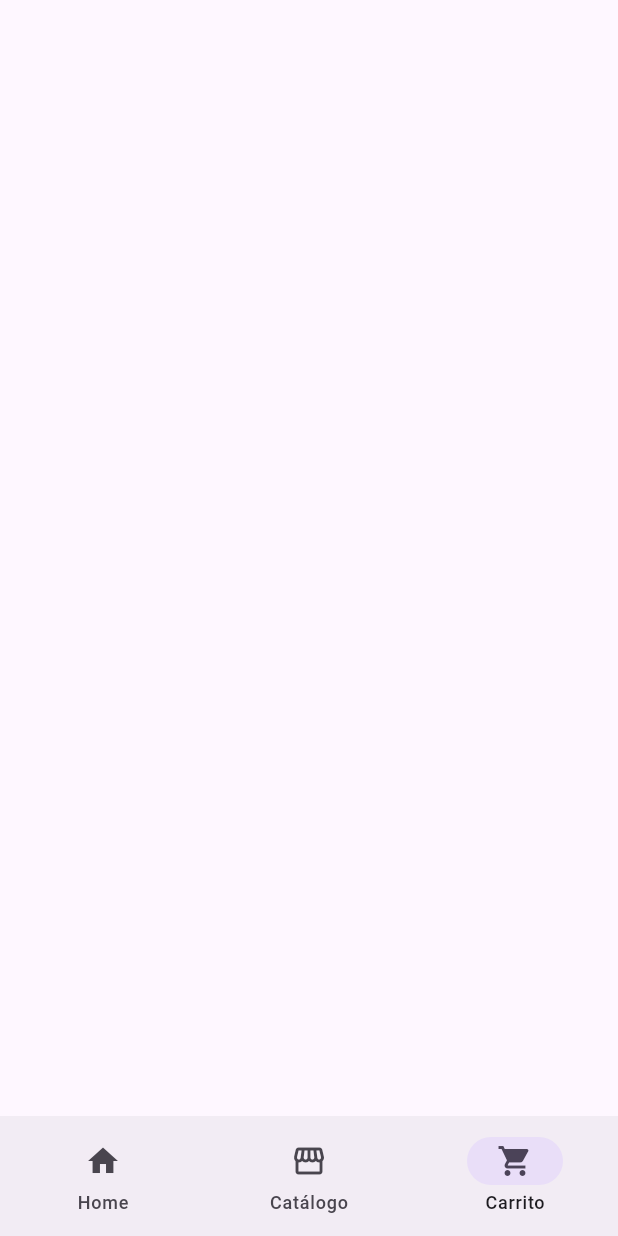
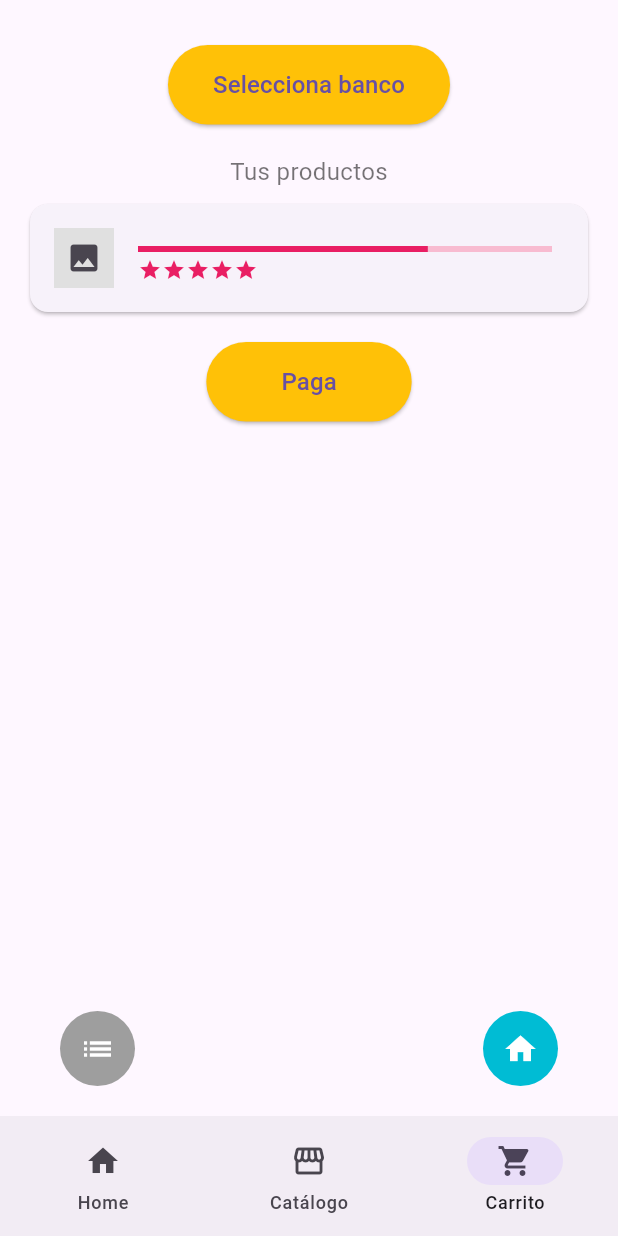
Before and after one commit to mateo1761/my_shop_prototype, a Flutter app: the screen it shows after launch, item 3 of the bottom bar chosen, on a phone screen of 412 x 824 dp. Run offline on Flutter 3.47's test engine with Material 3 defaults, Android fonts, the phone set to English and light mode, and no system bars.

Commit message:
:lipstick: feat: implement cart screen UI from Juan Camilo Galvis Fernandez

```diff
--- a/lib/views/cart_screen.dart
+++ b/lib/views/cart_screen.dart
@@ -1 +1,141 @@
-// TODO: Implementar
+import 'package:flutter/material.dart';
+import 'home_screen.dart';
+
+// void main() {
+//   runApp(const MyApp());
+// }
+
+class CartScreen extends StatelessWidget {
+  const CartScreen({super.key});
+
+  @override
+  Widget build(BuildContext context) {
+    return MaterialApp(
+      debugShowCheckedModeBanner: false,
+      initialRoute: '/pago',
+      routes: {
+        '/home': (context) => const HomeScreen(),
+
+        '/pago': (context) => const PagoPage(),
+      },
+    );
+  }
+}
+
+class PagoPage extends StatelessWidget {
+  const PagoPage({super.key});
+
+  @override
+  Widget build(BuildContext context) {
+    return Scaffold(
+      body: SafeArea(
+        child: Column(
+          children: [
+            const SizedBox(height: 30),
+
+            ElevatedButton(
+              onPressed: () {
+                showDialog(
+                  context: context,
+                  builder: (context) => AlertDialog(
+                    title: const Text('Selecciona tu banco'),
+                    content: const Text('Aquí podrías mostrar una lista de bancos disponibles.'),
+                    actions: [
+                      TextButton(
+                        onPressed: () => Navigator.pop(context),
+                        child: const Text('Cerrar'),
+                      ),
+                    ],
+                  ),
+                );
+              },
+              style: ElevatedButton.styleFrom(
+                backgroundColor: Colors.amber,
+                padding: const EdgeInsets.symmetric(horizontal: 30, vertical: 15),
+              ),
+              child: const Text('Selecciona banco', style: TextStyle(fontSize: 16)),
+            ),
+
+            const SizedBox(height: 20),
+
+            const Text(
+              'Tus productos',
+              style: TextStyle(color: Colors.black54, fontSize: 16),
+            ),
+
+            const SizedBox(height: 10),
+
+            Card(
+              margin: const EdgeInsets.symmetric(horizontal: 20),
+              child: ListTile(
+                leading: Container(
+                  width: 40,
+                  height: 40,
+                  color: Colors.grey.shade300,
+                  child: const Icon(Icons.image),
+                ),
+                title: LinearProgressIndicator(
+                  value: 0.7,
+                  color: Colors.pink,
+                  backgroundColor: Colors.pink.shade100,
+                ),
+                subtitle: Row(
+                  children: List.generate(
+                    5,
+                    (index) => const Icon(Icons.star, size: 16, color: Colors.pink),
+                  ),
+                ),
+              ),
+            ),
+
+            const SizedBox(height: 20),
+
+            ElevatedButton(
+              onPressed: () {
+                ScaffoldMessenger.of(context).showSnackBar(
+                  const SnackBar(content: Text('Funcionalidad de pago aquí')),
+                );
+              },
+              style: ElevatedButton.styleFrom(
+                backgroundColor: Colors.amber,
+                padding: const EdgeInsets.symmetric(horizontal: 50, vertical: 15),
+              ),
+              child: const Text('Paga', style: TextStyle(fontSize: 16)),
+            ),
+
+            const Spacer(),
+
+            Padding(
+              padding: const EdgeInsets.symmetric(horizontal: 40, vertical: 20),
+              child: Row(
+                mainAxisAlignment: MainAxisAlignment.spaceBetween,
+                children: [
+                  GestureDetector(
+                    onTap: () {
+                      Navigator.pushNamed(context, '/catalogo');
+                    },
+                    child: const CircleAvatar(
+                      radius: 25,
+                      backgroundColor: Colors.grey,
+                      child: Icon(Icons.list, color: Colors.white),
+                    ),
+                  ),
+                  GestureDetector(
+                    onTap: () {
+                      Navigator.pushNamed(context, '/home');
+                    },
+                    child: const CircleAvatar(
+                      radius: 25,
+                      backgroundColor: Colors.cyan,
+                      child: Icon(Icons.home, color: Colors.white),
+                    ),
+                  ),
+                ],
+              ),
+            ),
+          ],
+        ),
+      ),
+    );
+  }
+}
--- a/lib/views/home_screen.dart
+++ b/lib/views/home_screen.dart
@@ -17,7 +17,7 @@ class _HomeScreenState extends State<HomeScreen> {
     final pages = [
       const _HomeBody(),
       const CatalogScreen(),
-      // const CartScreen(),
+      const CartScreen(),
     ];
 
     return Scaffold(
```
